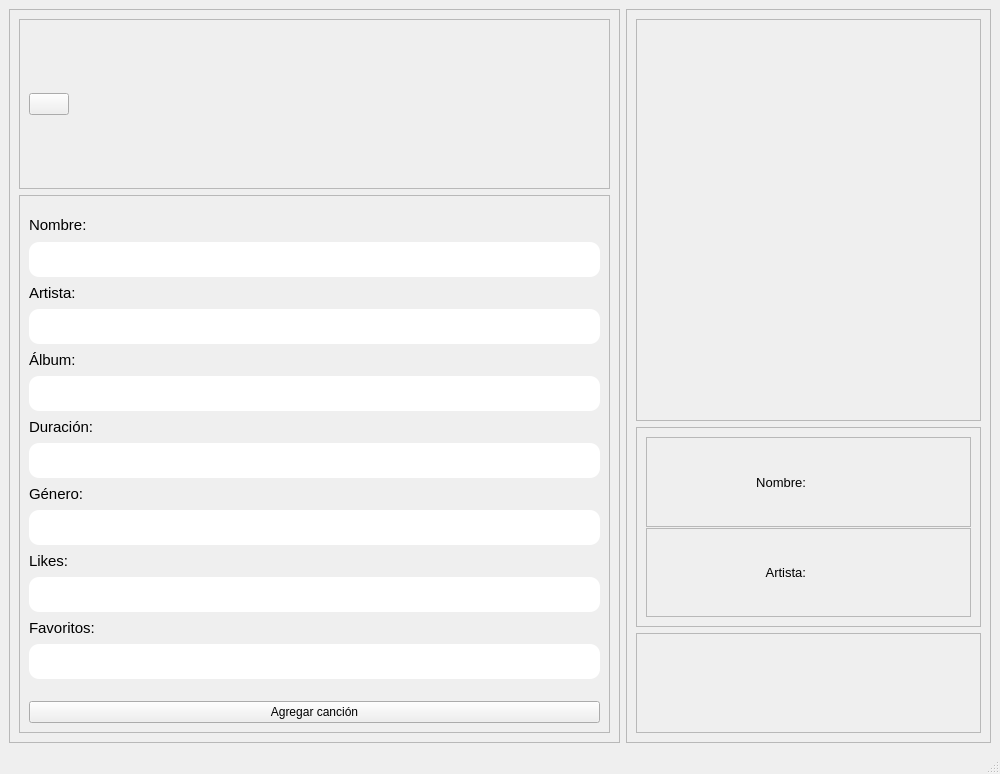
This is views/song.ui in ximenaaloya/cloudymusic as Qt 5 draws it before an edit. The edited form follows.
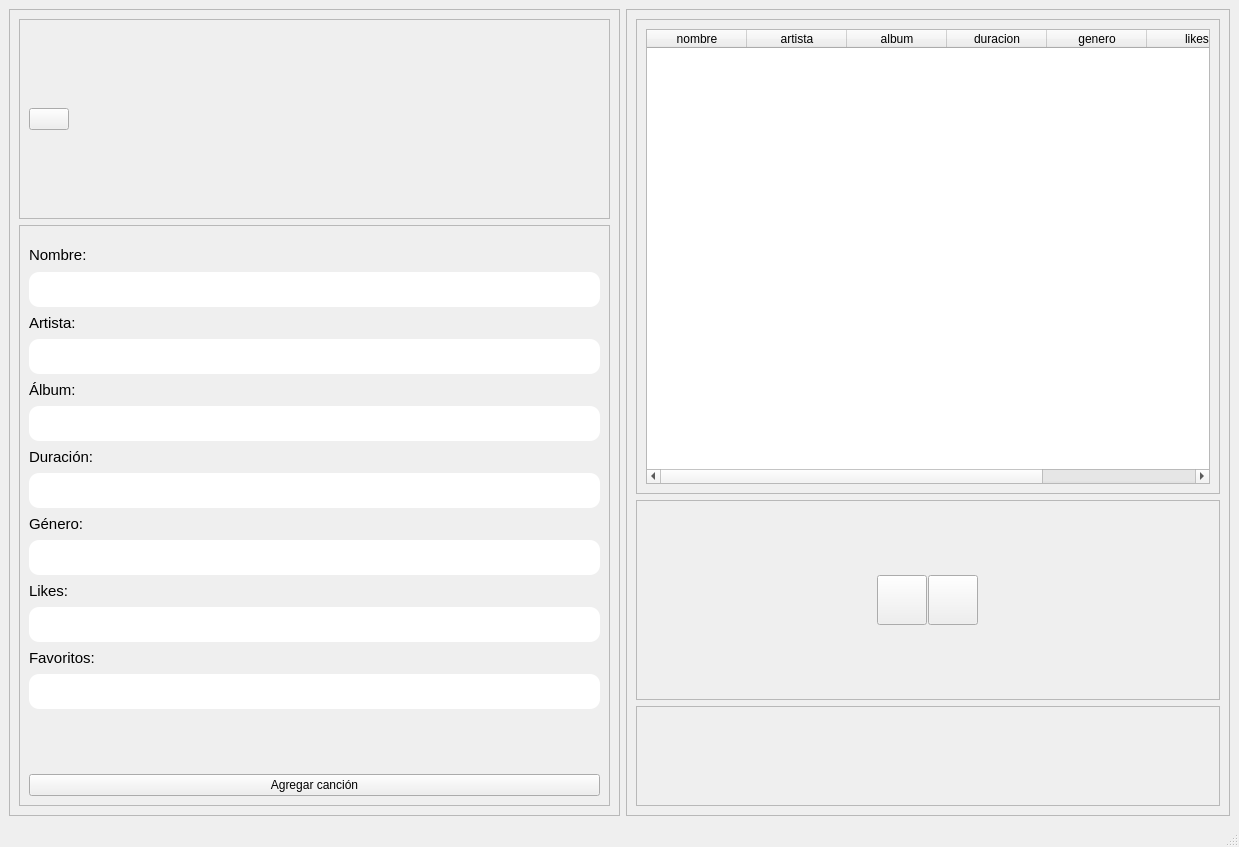
This is the edited form. Icons and pictures are not drawn.

The edit to the form file:
```diff
--- a/views/song.ui
+++ b/views/song.ui
@@ -6,8 +6,8 @@
    <rect>
     <x>0</x>
     <y>0</y>
-    <width>1000</width>
-    <height>774</height>
+    <width>1239</width>
+    <height>847</height>
    </rect>
   </property>
   <property name="windowTitle">
@@ -454,59 +454,43 @@
            </property>
            <layout class="QHBoxLayout" name="horizontalLayout_4">
             <item>
-             <layout class="QHBoxLayout" name="horizontalLayout_3">
-              <item>
-               <spacer name="horizontalSpacer">
-                <property name="orientation">
-                 <enum>Qt::Horizontal</enum>
-                </property>
-                <property name="sizeHint" stdset="0">
-                 <size>
-                  <width>40</width>
-                  <height>20</height>
-                 </size>
-                </property>
-               </spacer>
-              </item>
-              <item>
-               <widget class="QLabel" name="label">
-                <property name="sizePolicy">
-                 <sizepolicy hsizetype="Fixed" vsizetype="Fixed">
-                  <horstretch>0</horstretch>
-                  <verstretch>0</verstretch>
-                 </sizepolicy>
-                </property>
-                <property name="minimumSize">
-                 <size>
-                  <width>150</width>
-                  <height>150</height>
-                 </size>
-                </property>
-                <property name="styleSheet">
-                 <string notr="true">border-image: url(&quot;img/a.jpg&quot;);</string>
-                </property>
+             <widget class="QTableWidget" name="table">
+              <column>
+               <property name="text">
+                <string>nombre</string>
+               </property>
+              </column>
+              <column>
+               <property name="text">
+                <string>artista</string>
+               </property>
+              </column>
+              <column>
+               <property name="text">
+                <string>album</string>
+               </property>
+              </column>
+              <column>
+               <property name="text">
+                <string>duracion</string>
+               </property>
+              </column>
+              <column>
+               <property name="text">
+                <string>genero</string>
+               </property>
+              </column>
+              <column>
                 <property name="text">
-                 <string/>
-                </property>
-                <property name="alignment">
-                 <set>Qt::AlignCenter</set>
-                </property>
-               </widget>
-              </item>
-              <item>
-               <spacer name="horizontalSpacer_2">
-                <property name="orientation">
-                 <enum>Qt::Horizontal</enum>
-                </property>
-                <property name="sizeHint" stdset="0">
-                 <size>
-                  <width>40</width>
-                  <height>20</height>
-                 </size>
-                </property>
-               </spacer>
-              </item>
-             </layout>
+                <string>likes</string>
+               </property>
+              </column>
+              <column>
+               <property name="text">
+                <string>favoritos</string>
+               </property>
+              </column>
+             </widget>
             </item>
            </layout>
           </widget>
@@ -538,109 +522,46 @@
                <number>1</number>
               </property>
               <item>
-               <widget class="QFrame" name="frame_9">
-                <property name="frameShape">
-                 <enum>QFrame::StyledPanel</enum>
-                </property>
-                <property name="frameShadow">
-                 <enum>QFrame::Raised</enum>
-                </property>
-                <layout class="QHBoxLayout" name="horizontalLayout_7">
+               <layout class="QHBoxLayout" name="horizontalLayout_3">
                  <item>
-                  <widget class="QLabel" name="label_2">
-                   <property name="maximumSize">
-                    <size>
-                     <width>16777215</width>
-                     <height>20</height>
-                    </size>
-                   </property>
-                   <property name="font">
-                    <font>
-                     <pointsize>10</pointsize>
-                    </font>
-                   </property>
-                   <property name="cursor">
-                    <cursorShape>ArrowCursor</cursorShape>
-                   </property>
-                   <property name="text">
-                    <string>Nombre:</string>
-                   </property>
-                   <property name="alignment">
-                    <set>Qt::AlignRight|Qt::AlignTrailing|Qt::AlignVCenter</set>
-                   </property>
-                  </widget>
-                 </item>
-                 <item>
-                  <widget class="QLabel" name="lbl_name">
-                   <property name="maximumSize">
+                 <widget class="QPushButton" name="btn_mod">
+                  <property name="sizePolicy">
+                   <sizepolicy hsizetype="Fixed" vsizetype="Fixed">
+                    <horstretch>0</horstretch>
+                    <verstretch>0</verstretch>
+                   </sizepolicy>
+                  </property>
+                  <property name="minimumSize">
                     <size>
-                     <width>16777215</width>
-                     <height>20</height>
-                    </size>
-                   </property>
-                   <property name="font">
-                    <font>
-                     <pointsize>11</pointsize>
-                    </font>
-                   </property>
+                    <width>50</width>
+                    <height>50</height>
+                   </size>
+                  </property>
                    <property name="text">
                     <string/>
                    </property>
                   </widget>
                  </item>
-                </layout>
-               </widget>
-              </item>
               <item>
-               <widget class="QFrame" name="frame_8">
-                <property name="frameShape">
-                 <enum>QFrame::StyledPanel</enum>
-                </property>
-                <property name="frameShadow">
-                 <enum>QFrame::Raised</enum>
-                </property>
-                <layout class="QHBoxLayout" name="horizontalLayout_8">
-                 <item>
-                  <widget class="QLabel" name="label_4">
-                   <property name="maximumSize">
+                 <widget class="QPushButton" name="btn_modificar">
+                  <property name="sizePolicy">
+                   <sizepolicy hsizetype="Fixed" vsizetype="Fixed">
+                    <horstretch>0</horstretch>
+                    <verstretch>0</verstretch>
+                   </sizepolicy>
+                  </property>
+                  <property name="minimumSize">
                     <size>
-                     <width>16777215</width>
-                     <height>20</height>
-                    </size>
-                   </property>
-                   <property name="font">
-                    <font>
-                     <pointsize>10</pointsize>
-                    </font>
-                   </property>
+                    <width>50</width>
+                    <height>50</height>
+                   </size>
+                  </property>
                    <property name="text">
-                    <string>Artista:</string>
-                   </property>
-                   <property name="alignment">
-                    <set>Qt::AlignRight|Qt::AlignTrailing|Qt::AlignVCenter</set>
-                   </property>
-                  </widget>
-                 </item>
-                 <item>
-                  <widget class="QLabel" name="lbl_artist">
-                   <property name="maximumSize">
-                    <size>
-                     <width>16777215</width>
-                     <height>20</height>
-                    </size>
-                   </property>
-                   <property name="font">
-                    <font>
-                     <pointsize>11</pointsize>
-                    </font>
-                   </property>
-                   <property name="text">
                     <string/>
                    </property>
                   </widget>
                  </item>
                 </layout>
-               </widget>
               </item>
              </layout>
             </item>
```
Left out of the diff: 2 changed lines with no effect on the pictures. Lines whose indentation alone changed are shown as unchanged.
